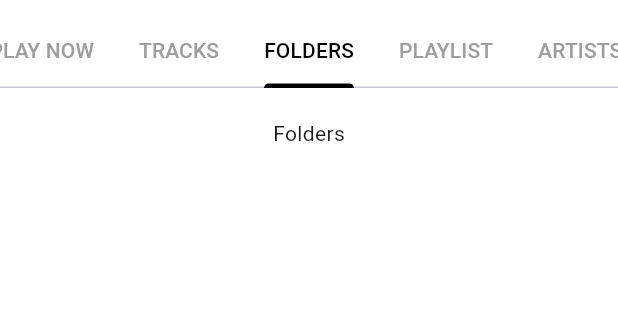
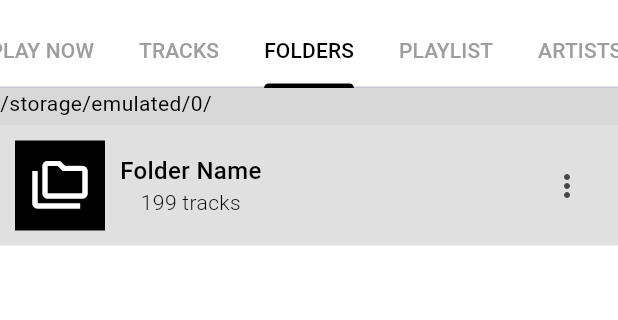
Before and after one commit to Fine-Guy-21/Flutter_Music_Player, a Flutter app: the screen it shows after launch, tab 3 chosen, on a phone screen of 412 x 824 dp, the part 68-388 px from its top. Run offline on Flutter 3.47's test engine with Material 3 defaults, Android fonts, the phone set to English and light mode, and no system bars; Roboto replaces fonts that are missing (Lato-Bold).

Commit message:
model initialized

```diff
--- a/fine_music_player/lib/main.dart
+++ b/fine_music_player/lib/main.dart
@@ -1,5 +1,5 @@
+import 'package:flutter/material.dart';
 import 'package:fine_music_player/view/screen/home.dart';
-import 'package:flutter/material.dart';
 
 void main() {
   runApp(const MyApp());
@@ -13,8 +13,8 @@ class MyApp extends StatelessWidget {
   Widget build(BuildContext context) {
     return MaterialApp(
       debugShowCheckedModeBanner: false,
-      title: 'Flutter Demo',
-      home: const HomePage(),
+      title: 'Fine Music Player',
+      home: HomePage(),
     );
   }
 }
--- /dev/null
+++ b/fine_music_player/lib/model/album.dart
@@ -0,0 +1,13 @@
+import 'dart:typed_data';
+
+import 'package:fine_music_player/model/track.dart';
+
+class Album {
+  int albumId = 1;
+  String albumTitle = "Untitled Album";
+  String albumArtist = "Unknown Artist";
+  int year = 1970;
+  Uint8List? albumArt;
+  int numberOfTracks = 0;
+  List<Track> albumTracks = [];
+}
--- /dev/null
+++ b/fine_music_player/lib/model/artist.dart
@@ -0,0 +1,11 @@
+import 'package:fine_music_player/model/track.dart';
+import 'package:fine_music_player/model/album.dart';
+
+class Artist {
+  int artistId = 1;
+  String artistName = "Unknown Artist";
+  int numberOfAlbums = 0;
+  int numberOfTracks = 0;
+  List<Track> artistTracks = [];
+  List<Album> artistAlbums = [];
+}
--- /dev/null
+++ b/fine_music_player/lib/model/playlist.dart
@@ -0,0 +1,11 @@
+import 'dart:typed_data';
+
+class Playlist {
+  int playlistId = 1;
+  String playlistName = "New Playlist";
+  String? description;
+  DateTime dateCreated = DateTime.now();
+  DateTime lastModified = DateTime.now();
+  Uint8List? playlistArt;
+  List<int> trackIds = [];
+}
--- /dev/null
+++ b/fine_music_player/lib/model/track.dart
@@ -0,0 +1,16 @@
+import 'dart:typed_data';
+
+class Track {
+  int trackid = 1;
+  String trackTitle = "";
+  String trackArtist = "Unknown Artist";
+  String genre = "";
+  String trackPath = "";
+  Duration trackDuration = Duration.zero;
+  int playCount = 0;
+  bool isFavorite = false;
+  int rating = 0;
+  int trackplayed = 0;
+  DateTime dateAdded = DateTime.now();
+  Uint8List? trackAlbumArt;
+}
--- a/fine_music_player/lib/view/screen/home.dart
+++ b/fine_music_player/lib/view/screen/home.dart
@@ -84,22 +84,9 @@ class _HomePageState extends State<HomePage>
             // Tab View
             _buildTabBar(),
 
-            SizedBox(height: 20),
             // Musics List
             Expanded(
               child: _buildTabView(),
-              // child: ListView.builder(
-              //     itemCount: 10,
-              //     itemBuilder: (context, index) {
-              //       return GestureDetector(
-              //         onTap: () {
-              //           print('object clicked');
-              //         },
-              //         child: TracksContainer(
-              //           isDarkMode: isdarkmode,
-              //         ),
-              //       );
-              //     }),
             ),
 
             // Playback controls
@@ -139,7 +126,7 @@ class _HomePageState extends State<HomePage>
       children: [
         PlayNowContainers(),
         TracksContainer(isDarkMode: isdarkmode),
-        FoldersContainer(),
+        FoldersContainer(isDarkMode: isdarkmode),
         PlaylistsContainer(),
         ArtistsContainer(),
         AlbumsContainer(),
--- a/fine_music_player/lib/view/widgets/folders.dart
+++ b/fine_music_player/lib/view/widgets/folders.dart
@@ -1,14 +1,104 @@
+import 'package:fine_music_player/model/colors.dart';
 import 'package:flutter/material.dart';
 
 class FoldersContainer extends StatelessWidget {
-  const FoldersContainer({super.key});
+  final bool isDarkMode;
+  const FoldersContainer({super.key, required this.isDarkMode});
+
+  final int foldercount = 0;
+  final String name = "";
 
   @override
   Widget build(BuildContext context) {
+    AppColors appColors = AppColors(isDarkMode);
+
     return SingleChildScrollView(
-      child: Center(
-        child: Text('Folders'),
+      child: Column(
+        children: [
+          // path container
+          Container(
+            margin: EdgeInsets.all(0),
+            height: 25,
+            width: double.infinity,
+            decoration: BoxDecoration(
+              color: Colors.grey.withOpacity(0.4),
+            ),
+            child: Text(
+              '/storage/emulated/0/',
+              style: TextStyle(
+                color: appColors.primaryTextColor,
+              ),
+            ),
+          ),
+
+          foldercount >= 0 ? foldersView(appColors) : tracksView(),
+        ],
       ),
     );
   }
+
+  Widget foldersView(AppColors color) {
+    return GestureDetector(
+      child: Container(
+        padding: EdgeInsets.all(10),
+        color: Colors.black12,
+        child: Row(
+          children: [
+            // Image
+            name == ""
+                ? Container(
+                    padding: EdgeInsets.all(10),
+                    color: Colors.black,
+                    child: Icon(
+                      Icons.folder_copy_outlined,
+                      color: Colors.white,
+                      size: 40,
+                    ),
+                  )
+                : Image.asset(
+                    name,
+                    width: 90,
+                    height: 90,
+                  ),
+            SizedBox(width: 10),
+
+            // Title & Artist & file name
+            Column(
+              children: [
+                //Title
+                Text(
+                  'Folder Name',
+                  style: TextStyle(
+                    fontSize: 16,
+                    fontWeight: FontWeight.w500,
+                    color: color.primaryTextColor,
+                  ),
+                ),
+
+                // Artist name
+                Text(
+                  '199 tracks',
+                  style: TextStyle(
+                    fontSize: 14,
+                    fontWeight: FontWeight.w300,
+                    color: color.primaryTextColor,
+                  ),
+                ),
+              ],
+            ),
+            Spacer(),
+            //  Options icon
+            IconButton(
+              onPressed: () {},
+              icon: Icon(Icons.more_vert),
+            ),
+          ],
+        ),
+      ),
+    );
+  }
+
+  Widget tracksView() {
+    return Container();
+  }
 }
--- a/fine_music_player/pubspec.yaml
+++ b/fine_music_player/pubspec.yaml
@@ -34,6 +34,10 @@ dependencies:
   # The following adds the Cupertino Icons font to your application.
   # Use with the CupertinoIcons class for iOS style icons.
   cupertino_icons: ^1.0.8
+  permission_handler: ^11.4.0
+  audioplayers: ^6.4.0
+  file_picker: ^10.0.0
+  path_provider: ^2.1.5
 
 dev_dependencies:
   flutter_test:
@@ -77,7 +81,7 @@ flutter:
   fonts:
     - family: Lato
       fonts:
-        - asset: Assets/fonts/Lato/
+        - asset: Assets/fonts/Lato/Lato-Regular.ttf
 
   #         style: italic
   #   - family: Trajan Pro
```
Also changed, not shown: fine_music_player/lib/view/widgets/playnow.dart (+8 -0 lines), fine_music_player/pubspec.lock, 8 other files.
